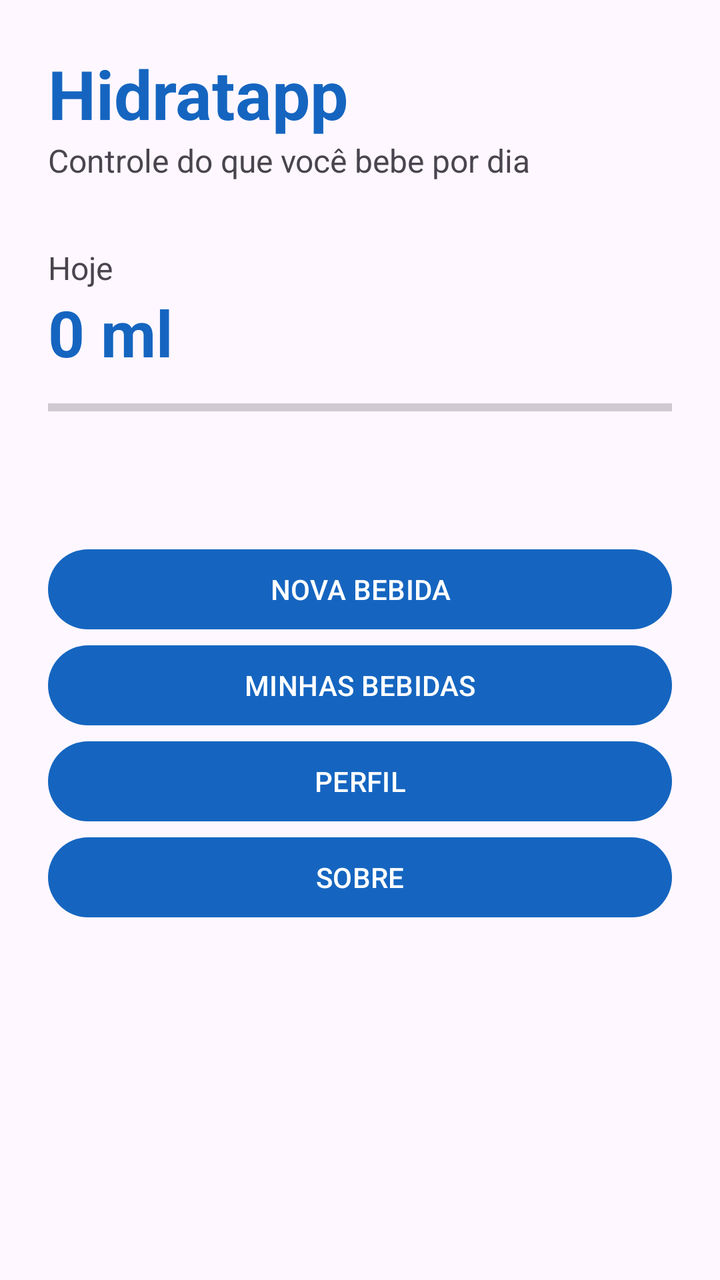
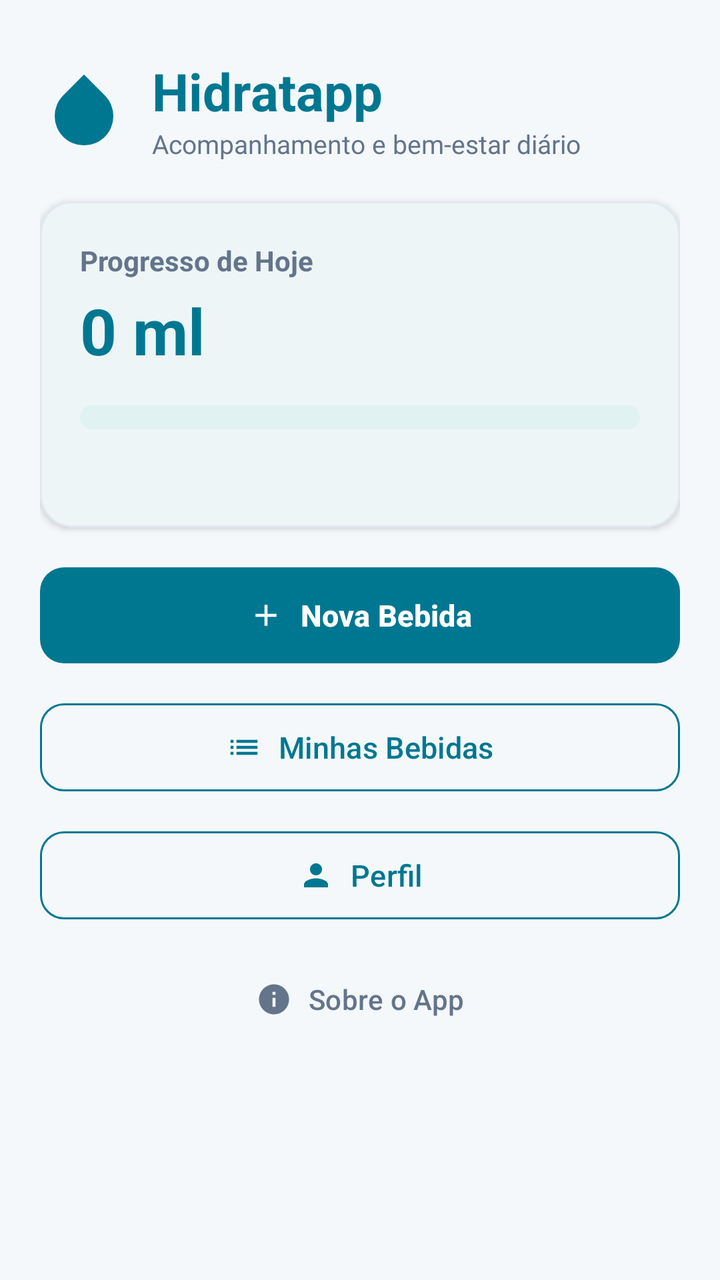

Before-and-after screenshots of an Android layout around one commit, followed by the original layout XML and the change that was made.
<!-- AndroidManifest.xml: application theme Theme.Hidratapp -->
<!-- res/layout/activity_main.xml -->
<?xml version="1.0" encoding="utf-8"?>
<ScrollView xmlns:android="http://schemas.android.com/apk/res/android"
    android:id="@+id/main"
    android:layout_width="match_parent"
    android:layout_height="match_parent">

    <LinearLayout
        android:layout_width="match_parent"
        android:layout_height="wrap_content"
        android:orientation="vertical"
        android:padding="24dp">

        <TextView
            android:layout_width="wrap_content"
            android:layout_height="wrap_content"
            android:text="Hidratapp"
            android:textColor="#1565C0"
            android:textSize="34sp"
            android:textStyle="bold" />

        <TextView
            android:layout_width="wrap_content"
            android:layout_height="wrap_content"
            android:text="Controle do que você bebe por dia"
            android:textSize="16sp" />

        <TextView
            android:layout_width="wrap_content"
            android:layout_height="wrap_content"
            android:layout_marginTop="32dp"
            android:text="Hoje"
            android:textSize="16sp" />

        <TextView
            android:id="@+id/tvTotal"
            android:layout_width="match_parent"
            android:layout_height="wrap_content"
            android:text="0 ml"
            android:textColor="#1565C0"
            android:textSize="32sp"
            android:textStyle="bold" />

        <ProgressBar
            android:id="@+id/pbMeta"
            style="?android:attr/progressBarStyleHorizontal"
            android:layout_width="match_parent"
            android:layout_height="wrap_content"
            android:layout_marginTop="8dp"
            android:progressTint="#1565C0" />

        <TextView
            android:id="@+id/tvPercentual"
            android:layout_width="match_parent"
            android:layout_height="wrap_content"
            android:layout_marginTop="8dp" />

        <TextView
            android:id="@+id/tvAviso"
            android:layout_width="match_parent"
            android:layout_height="wrap_content"
            android:layout_marginTop="16dp"
            android:background="#FDECEA"
            android:padding="12dp"
            android:textColor="#B00020"
            android:visibility="gone" />

        <Button
            android:id="@+id/btnNovaBebida"
            android:layout_width="match_parent"
            android:layout_height="wrap_content"
            android:layout_marginTop="32dp"
            android:text="NOVA BEBIDA" />

        <Button
            android:id="@+id/btnLista"
            android:layout_width="match_parent"
            android:layout_height="wrap_content"
            android:text="MINHAS BEBIDAS" />

        <Button
            android:id="@+id/btnPerfil"
            android:layout_width="match_parent"
            android:layout_height="wrap_content"
            android:text="PERFIL" />

        <Button
            android:id="@+id/btnSobre"
            android:layout_width="match_parent"
            android:layout_height="wrap_content"
            android:text="SOBRE" />
    </LinearLayout>
</ScrollView>
<!-- resources referenced by this layout -->
<resources>
  <style name="Theme.Hidratapp" parent="Base.Theme.Hidratapp" />
  <style name="Base.Theme.Hidratapp" parent="Theme.Material3.DayNight.NoActionBar">
          <item name="colorPrimary">@color/blue_primary</item>
      </style>
  <color name="blue_primary">#1565C0</color>
</resources>

<!-- the commit's change to res/layout/activity_main.xml (unified diff, before → after) -->
@@ -1,92 +1,207 @@
 <?xml version="1.0" encoding="utf-8"?>
 <ScrollView xmlns:android="http://schemas.android.com/apk/res/android"
+    xmlns:app="http://schemas.android.com/apk/res-auto"
     android:id="@+id/main"
     android:layout_width="match_parent"
-    android:layout_height="match_parent">
+    android:layout_height="match_parent"
+    android:fillViewport="true"
+    android:background="@color/wellness_bg">
 
     <LinearLayout
         android:layout_width="match_parent"
         android:layout_height="wrap_content"
         android:orientation="vertical"
-        android:padding="24dp">
-
-        <TextView
-            android:layout_width="wrap_content"
+        android:padding="20dp">
+
+        
+        <LinearLayout
+            android:layout_width="match_parent"
             android:layout_height="wrap_content"
-            android:text="Hidratapp"
-            android:textColor="#1565C0"
-            android:textSize="34sp"
-            android:textStyle="bold" />
-
-        <TextView
-            android:layout_width="wrap_content"
+            android:gravity="center_vertical"
+            android:orientation="horizontal"
+            android:layout_marginTop="8dp"
+            android:layout_marginBottom="20dp">
+
+            <ImageView
+                android:layout_width="44dp"
+                android:layout_height="44dp"
+                android:contentDescription="Hidratapp"
+                android:src="@drawable/ic_water_drop"
+                app:tint="@color/teal_primary" />
+
+            <LinearLayout
+                android:layout_width="match_parent"
+                android:layout_height="wrap_content"
+                android:layout_marginStart="12dp"
+                android:orientation="vertical">
+
+                <TextView
+                    android:layout_width="wrap_content"
+                    android:layout_height="wrap_content"
+                    android:text="Hidratapp"
+                    android:textColor="@color/teal_primary"
+                    android:textSize="26sp"
+                    android:textStyle="bold" />
+
+                <TextView
+                    android:layout_width="wrap_content"
+                    android:layout_height="wrap_content"
+                    android:text="Acompanhamento e bem-estar diário"
+                    android:textColor="@color/text_secondary"
+                    android:textSize="13sp" />
+            </LinearLayout>
+        </LinearLayout>
+
+        
+        <com.google.android.material.card.MaterialCardView
+            android:layout_width="match_parent"
             android:layout_height="wrap_content"
-            android:text="Controle do que você bebe por dia"
-            android:textSize="16sp" />
-
-        <TextView
-            android:layout_width="wrap_content"
+            android:layout_marginBottom="16dp"
+            app:cardCornerRadius="16dp"
+            app:cardElevation="2dp"
+            app:strokeWidth="1dp"
+            app:strokeColor="#E2E8F0"
+            app:cardBackgroundColor="@color/wellness_card_bg">
+
+            <LinearLayout
+                android:layout_width="match_parent"
+                android:layout_height="wrap_content"
+                android:orientation="vertical"
+                android:padding="20dp">
+
+                <TextView
+                    android:layout_width="wrap_content"
+                    android:layout_height="wrap_content"
+                    android:text="Progresso de Hoje"
+                    android:textColor="@color/text_secondary"
+                    android:textSize="14sp"
+                    android:textStyle="bold" />
+
+                <TextView
+                    android:id="@+id/tvTotal"
+                    android:layout_width="match_parent"
+                    android:layout_height="wrap_content"
+                    android:layout_marginTop="4dp"
+                    android:text="0 ml"
+                    android:textColor="@color/teal_primary"
+                    android:textSize="32sp"
+                    android:textStyle="bold" />
+
+                <ProgressBar
+                    android:id="@+id/pbMeta"
+                    style="@style/Widget.AppCompat.ProgressBar.Horizontal"
+                    android:layout_width="match_parent"
+                    android:layout_height="12dp"
+                    android:layout_marginTop="16dp"
+                    android:progressDrawable="@drawable/custom_progress_bar"
+                    android:progressTint="@color/teal_primary" />
+
+                <TextView
+                    android:id="@+id/tvPercentual"
+                    android:layout_width="match_parent"
+                    android:layout_height="wrap_content"
+                    android:layout_marginTop="10dp"
+                    android:textColor="@color/text_secondary"
+                    android:textSize="14sp" />
+            </LinearLayout>
+        </com.google.android.material.card.MaterialCardView>
+
+        
+        <com.google.android.material.card.MaterialCardView
+            android:id="@+id/cardAviso"
+            android:layout_width="match_parent"
             android:layout_height="wrap_content"
-            android:layout_marginTop="32dp"
-            android:text="Hoje"
-            android:textSize="16sp" />
-
-        <TextView
-            android:id="@+id/tvTotal"
-            android:layout_width="match_parent"
-            android:layout_height="wrap_content"
-            android:text="0 ml"
-            android:textColor="#1565C0"
-            android:textSize="32sp"
-            android:textStyle="bold" />
-
-        <ProgressBar
-            android:id="@+id/pbMeta"
-            style="?android:attr/progressBarStyleHorizontal"
-            android:layout_width="match_parent"
-            android:layout_height="wrap_content"
-            android:layout_marginTop="8dp"
-            android:progressTint="#1565C0" />
-
-        <TextView
-            android:id="@+id/tvPercentual"
-            android:layout_width="match_parent"
-            android:layout_height="wrap_content"
-            android:layout_marginTop="8dp" />
-
-        <TextView
-            android:id="@+id/tvAviso"
-            android:layout_width="match_parent"
-            android:layout_height="wrap_content"
-            android:layout_marginTop="16dp"
-            android:background="#FDECEA"
-            android:padding="12dp"
-            android:textColor="#B00020"
-            android:visibility="gone" />
-
-        <Button
+            android:layout_marginBottom="24dp"
+            android:visibility="gone"
+            app:cardBackgroundColor="@color/alert_bg"
+            app:cardCornerRadius="12dp"
+            app:cardElevation="0dp"
+            app:strokeColor="@color/alert_border"
+            app:strokeWidth="1dp">
+
+            <LinearLayout
+                android:layout_width="match_parent"
+                android:layout_height="wrap_content"
+                android:gravity="center_vertical"
+                android:orientation="horizontal"
+                android:padding="16dp">
+
+                <ImageView
+                    android:layout_width="24dp"
+                    android:layout_height="24dp"
+                    android:contentDescription="Alerta"
+                    android:src="@drawable/ic_warning"
+                    app:tint="@color/alert_text" />
+
+                <TextView
+                    android:id="@+id/tvAviso"
+                    android:layout_width="0dp"
+                    android:layout_height="wrap_content"
+                    android:layout_marginStart="12dp"
+                    android:layout_weight="1"
+                    android:textColor="@color/alert_text"
+                    android:textSize="14sp" />
+            </LinearLayout>
+        </com.google.android.material.card.MaterialCardView>
+
+        
+        <com.google.android.material.button.MaterialButton
             android:id="@+id/btnNovaBebida"
             android:layout_width="match_parent"
-            android:layout_height="wrap_content"
-            android:layout_marginTop="32dp"
-            android:text="NOVA BEBIDA" />
-
-        <Button
+            android:layout_height="56dp"
+            android:layout_marginBottom="12dp"
+            android:text="Nova Bebida"
+            android:textSize="15sp"
+            android:textStyle="bold"
+            app:cornerRadius="12dp"
+            app:icon="@drawable/ic_add"
+            app:iconGravity="textStart"
+            app:iconPadding="8dp" />
+
+        <com.google.android.material.button.MaterialButton
             android:id="@+id/btnLista"
-            android:layout_width="match_parent"
-            android:layout_height="wrap_content"
-            android:text="MINHAS BEBIDAS" />
-
-        <Button
+            style="@style/Widget.Material3.Button.OutlinedButton"
+            android:layout_width="match_parent"
+            android:layout_height="52dp"
+            android:layout_marginBottom="12dp"
+            android:text="Minhas Bebidas"
+            android:textColor="@color/teal_primary"
+            android:textSize="15sp"
+            app:cornerRadius="12dp"
+            app:icon="@drawable/ic_list"
+            app:iconGravity="textStart"
+            app:iconPadding="8dp"
+            app:iconTint="@color/teal_primary"
+            app:strokeColor="@color/teal_primary" />
+
+        <com.google.android.material.button.MaterialButton
             android:id="@+id/btnPerfil"
-            android:layout_width="match_parent"
-            android:layout_height="wrap_content"
-            android:text="PERFIL" />
-
-        <Button
+            style="@style/Widget.Material3.Button.OutlinedButton"
+            android:layout_width="match_parent"
+            android:layout_height="52dp"
+            android:layout_marginBottom="12dp"
+            android:text="Perfil"
+            android:textColor="@color/teal_primary"
+            android:textSize="15sp"
+            app:cornerRadius="12dp"
+            app:icon="@drawable/ic_person"
+            app:iconGravity="textStart"
+            app:iconPadding="8dp"
+            app:iconTint="@color/teal_primary"
+            app:strokeColor="@color/teal_primary" />
+
+        <com.google.android.material.button.MaterialButton
             android:id="@+id/btnSobre"
-            android:layout_width="match_parent"
-            android:layout_height="wrap_content"
-            android:text="SOBRE" />
+            style="@style/Widget.Material3.Button.TextButton"
+            android:layout_width="match_parent"
+            android:layout_height="48dp"
+            android:text="Sobre o App"
+            android:textColor="@color/text_secondary"
+            android:textSize="14sp"
+            app:icon="@drawable/ic_info"
+            app:iconGravity="textStart"
+            app:iconPadding="8dp"
+            app:iconTint="@color/text_secondary" />
+
     </LinearLayout>
 </ScrollView>
<!-- resource entries referenced after the edit -->
@@ -1,9 +1,101 @@
 <!-- resources referenced by this layout -->
 <resources>
+  <color name="alert_bg">#FEF2F2</color>
+  <color name="alert_border">#FCA5A5</color>
+  <color name="alert_text">#DC2626</color>
+  <color name="teal_primary">#007791</color>
+  <color name="text_secondary">#64748B</color>
+  <color name="wellness_bg">#F4F8FA</color>
+  <color name="wellness_card_bg">#FFFFFF</color>
+  <!-- drawable custom_progress_bar (drawable) -->
+  <?xml version="1.0" encoding="utf-8"?>
+  <layer-list xmlns:android="http://schemas.android.com/apk/res/android">
+      <item android:id="@android:id/background">
+          <shape>
+              <corners android:radius="6dp" />
+              <solid android:color="#E0F2F1" />
+          </shape>
+      </item>
+      <item android:id="@android:id/progress">
+          <clip>
+              <shape>
+                  <corners android:radius="6dp" />
+                  <solid android:color="@color/teal_primary" />
+              </shape>
+          </clip>
+      </item>
+  </layer-list>
+  <!-- drawable ic_add (drawable) -->
+  <vector xmlns:android="http://schemas.android.com/apk/res/android"
+      android:width="24dp"
+      android:height="24dp"
+      android:viewportWidth="24"
+      android:viewportHeight="24">
+    <path
+        android:fillColor="@color/teal_primary"
+        android:pathData="M19,13h-6v6h-2v-6H5v-2h6V5h2v6h6v2z"/>
+  </vector>
+  <!-- drawable ic_info (drawable) -->
+  <vector xmlns:android="http://schemas.android.com/apk/res/android"
+      android:width="24dp"
+      android:height="24dp"
+      android:viewportWidth="24"
+      android:viewportHeight="24">
+    <path
+        android:fillColor="@color/teal_primary"
+        android:pathData="M12,2C6.48,2 2,6.48 2,12s4.48,10 10,10 10,-4.48 10,-10S17.52,2 12,2zm1,15h-2v-6h2v6zm0,-8h-2V7h2v2z"/>
+  </vector>
+  <!-- drawable ic_list (drawable) -->
+  <vector xmlns:android="http://schemas.android.com/apk/res/android"
+      android:width="24dp"
+      android:height="24dp"
+      android:viewportWidth="24"
+      android:viewportHeight="24">
+    <path
+        android:fillColor="@color/teal_primary"
+        android:pathData="M3,13h2v-2H3v2zm0,4h2v-2H3v2zm0,-8h2V7H3v2zm4,4h14v-2H7v2zm0,4h14v-2H7v2zM7,7v2h14V7H7z"/>
+  </vector>
+  <!-- drawable ic_person (drawable) -->
+  <vector xmlns:android="http://schemas.android.com/apk/res/android"
+      android:width="24dp"
+      android:height="24dp"
+      android:viewportWidth="24"
+      android:viewportHeight="24">
+    <path
+        android:fillColor="@color/teal_primary"
+        android:pathData="M12,12c2.21,0 4,-1.79 4,-4s-1.79,-4 -4,-4 -4,1.79 -4,4 1.79,4 4,4zm0,2c-2.67,0 -8,1.34 -8,4v2h16v-2c0,-2.66 -5.33,-4 -8,-4z"/>
+  </vector>
+  <!-- drawable ic_warning (drawable) -->
+  <vector xmlns:android="http://schemas.android.com/apk/res/android"
+      android:width="24dp"
+      android:height="24dp"
+      android:viewportWidth="24"
+      android:viewportHeight="24">
+    <path
+        android:fillColor="@color/alert_text"
+        android:pathData="M1,21h22L12,2 1,21zm12,-3h-2v-2h2v2zm0,-4h-2v-4h2v4z"/>
+  </vector>
+  <!-- drawable ic_water_drop (drawable) -->
+  <vector xmlns:android="http://schemas.android.com/apk/res/android"
+      android:width="24dp"
+      android:height="24dp"
+      android:viewportWidth="24"
+      android:viewportHeight="24">
+    <path
+        android:fillColor="@color/teal_primary"
+        android:pathData="M12,2.69l5.66,5.66a8,8 0,1 1,-11.31 0z"/>
+  </vector>
   <style name="Theme.Hidratapp" parent="Base.Theme.Hidratapp" />
   <style name="Base.Theme.Hidratapp" parent="Theme.Material3.DayNight.NoActionBar">
-          <item name="colorPrimary">@color/blue_primary</item>
+          <item name="colorPrimary">@color/teal_primary</item>
+          <item name="colorOnPrimary">@color/white</item>
+          <item name="colorPrimaryContainer">@color/teal_light</item>
+          <item name="colorSecondary">@color/teal_accent</item>
+          <item name="android:colorBackground">@color/wellness_bg</item>
+          <item name="colorSurface">@color/wellness_card_bg</item>
       </style>
-  <color name="blue_primary">#1565C0</color>
+  <color name="white">#FFFFFFFF</color>
+  <color name="teal_light">#E0F2F1</color>
+  <color name="teal_accent">#0097A7</color>
 </resources>
 
